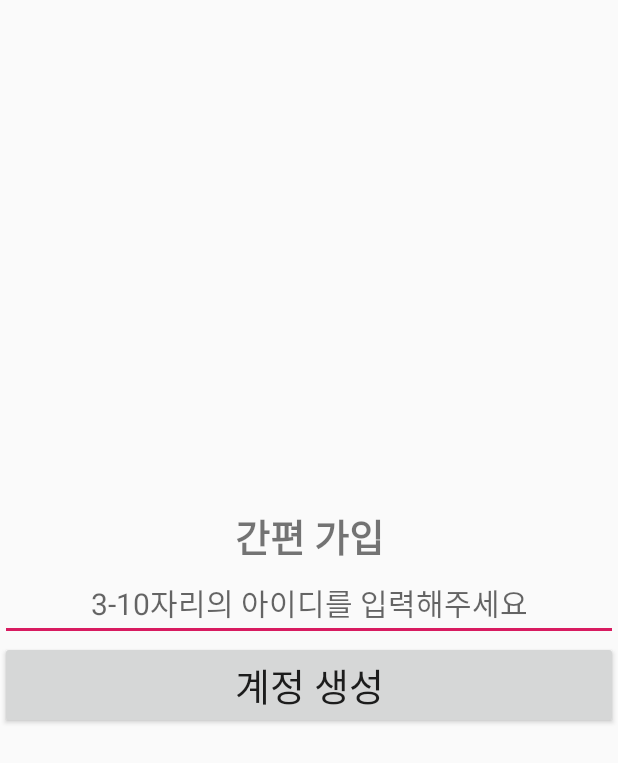
After one commit to NaJunYeop/Project_Jani_Android_Client, an Android app: the layout activity_register.xml on its own in the app's theme, with its tools: preview values and no code run, on a phone screen of 412 x 824 dp. The commit adds this screen. Shown: the top 763 px of the screen. Run offline under Robolectric (Android 15) with nearby library versions, the phone set to English and light mode, and no system bars.

Commit message:
IS_HttpConnection_With_Spring_Complete

```diff
--- /dev/null
+++ b/WebSocketClient/app/src/main/java/com/example/websocketclient/Models/Buildable.java
@@ -0,0 +1,5 @@
+package com.example.websocketclient.Models;
+
+public interface Buildable<T> {
+    public T build();
+}
--- /dev/null
+++ b/WebSocketClient/app/src/main/res/layout/activity_register.xml
@@ -0,0 +1,41 @@
+<?xml version="1.0" encoding="utf-8"?>
+<LinearLayout xmlns:android="http://schemas.android.com/apk/res/android"
+    xmlns:app="http://schemas.android.com/apk/res-auto"
+    xmlns:tools="http://schemas.android.com/tools"
+    android:layout_width="match_parent"
+    android:layout_height="match_parent"
+    android:orientation="vertical"
+    android:gravity="center_horizontal|center_vertical"
+    tools:context=".RegisterActivity">
+
+    <LinearLayout
+        android:layout_width="match_parent"
+        android:layout_height="wrap_content"
+        android:orientation="vertical">
+
+        <TextView
+            android:text="간편 가입"
+            android:layout_width="match_parent"
+            android:layout_height="wrap_content"
+            android:gravity="center_horizontal"
+            android:textSize="25sp"
+            android:textStyle="bold">
+        </TextView>
+        <EditText
+            android:id="@+id/user_name_edit"
+            android:layout_width="match_parent"
+            android:layout_height="wrap_content"
+            android:gravity="center_horizontal"
+            android:textSize="20sp"
+            android:hint="3-10자리의 아이디를 입력해주세요">
+
+        </EditText>
+        <Button
+            android:id="@+id/register_btn"
+            android:layout_width="match_parent"
+            android:layout_height="wrap_content"
+            android:text="계정 생성"
+            android:textSize="25dp"/>
+    </LinearLayout>
+
+</LinearLayout>
--- a/WebSocketClient/app/src/main/res/xml/network_security_config.xml
+++ b/WebSocketClient/app/src/main/res/xml/network_security_config.xml
@@ -1,6 +1,6 @@
 <?xml version="1.0" encoding="utf-8"?>
 <network-security-config>
     <domain-config cleartextTrafficPermitted="true">
-        <domain includeSubdomains="true">61.80.226.7</domain>
+        <domain includeSubdomains="true">192.168.43.213</domain>
     </domain-config>
 </network-security-config>
```
Also changed, not shown: WebSocketClient/app/src/main/AndroidManifest.xml (+6 -4 lines), WebSocketClient/app/src/main/java/com/example/websocketclient/MainActivity.java (+6 -11 lines), WebSocketClient/app/src/main/java/com/example/websocketclient/Models/RegisterModel.java (added, +49 -0 lines), WebSocketClient/app/src/main/java/com/example/websocketclient/NetworkTask.java (added, +57 -0 lines), WebSocketClient/app/src/main/java/com/example/websocketclient/RegisterActivity.java (added, +63 -0 lines), WebSocketClient/app/src/main/java/com/example/websocketclient/ServerModel.java (added, +94 -0 lines), WebSocketClient/app/src/main/res/layout/activity_main.xml (+2 -5 lines).
